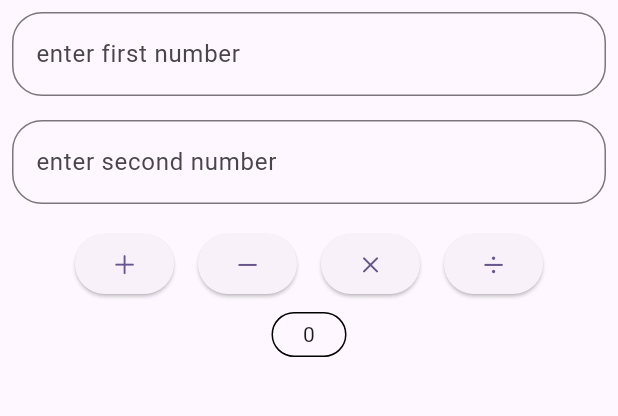
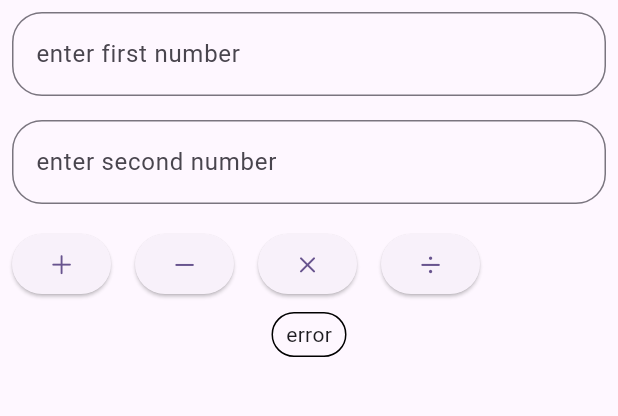
Before and after one commit to bipin24746/calculator, a Flutter app: the screen it shows after launch, after a tap on an icon or button, on a phone screen of 412 x 824 dp, the part 84-500 px from its top. Run offline on Flutter 3.47's test engine with Material 3 defaults, Android fonts, the phone set to English and light mode, and no system bars.

Commit message:
again doing calculator logics

```diff
--- a/lib/buttons.dart
+++ /dev/null
@@ -1,48 +0,0 @@
-import 'package:flutter/cupertino.dart';
-import 'package:flutter/material.dart';
-
-class AddButton extends StatefulWidget {
-  const AddButton({super.key});
-
-  @override
-  State<AddButton> createState() => _AddButtonState();
-}
-
-class _AddButtonState extends State<AddButton> {
-  @override
-  Widget build(BuildContext context) {
-    return Container(
-      child: Row(
-        mainAxisAlignment: MainAxisAlignment.center,
-        children: [
-          Padding(
-            padding: const EdgeInsets.all(8.0),
-            child: ElevatedButton(
-                onPressed: () {
-                  print("add was printed.");
-                },
-                child: Icon(CupertinoIcons.add)),
-          ),
-          Padding(
-            padding: const EdgeInsets.all(8.0),
-            child: ElevatedButton(
-                onPressed: () {
-                  print("subtract was printed");
-                },
-                child: Icon(CupertinoIcons.minus)),
-          ),
-          Padding(
-            padding: const EdgeInsets.all(8.0),
-            child: ElevatedButton(
-                onPressed: () {}, child: Icon(CupertinoIcons.multiply)),
-          ),
-          Padding(
-            padding: const EdgeInsets.all(8.0),
-            child: ElevatedButton(
-                onPressed: () {}, child: Icon(CupertinoIcons.divide)),
-          ),
-        ],
-      ),
-    );
-  }
-}
--- /dev/null
+++ b/lib/buttons/addbutton.dart
@@ -0,0 +1,35 @@
+import 'package:flutter/cupertino.dart';
+import 'package:flutter/material.dart';
+
+class AddButton extends StatelessWidget {
+  final TextEditingController num1Controller;
+  final TextEditingController num2Controller;
+  final Function(String) setResult;
+  const AddButton(
+      {super.key,
+      required this.num1Controller,
+      required this.num2Controller,
+      required this.setResult});
+
+  void addition() {
+    try {
+      int num1 = int.parse(num1Controller.text);
+      int num2 = int.parse(num2Controller.text);
+      String result = (num1 + num2).toString();
+      setResult(result);
+    } catch (e) {
+      setResult("error");
+    }
+  }
+
+  @override
+  Widget build(BuildContext context) {
+    return Container(
+      child: ElevatedButton(
+          onPressed: () {
+            addition();
+          },
+          child: Icon(CupertinoIcons.plus)),
+    );
+  }
+}
--- /dev/null
+++ b/lib/buttons/div.dart
@@ -0,0 +1,14 @@
+import 'package:flutter/cupertino.dart';
+import 'package:flutter/material.dart';
+
+class DivisionButton extends StatelessWidget {
+  const DivisionButton({super.key});
+
+  @override
+  Widget build(BuildContext context) {
+    return Container(
+      child:
+          ElevatedButton(onPressed: () {}, child: Icon(CupertinoIcons.divide)),
+    );
+  }
+}
--- /dev/null
+++ b/lib/buttons/mul.dart
@@ -0,0 +1,14 @@
+import 'package:flutter/cupertino.dart';
+import 'package:flutter/material.dart';
+
+class MultiplyButton extends StatelessWidget {
+  const MultiplyButton({super.key});
+
+  @override
+  Widget build(BuildContext context) {
+    return Container(
+      child: ElevatedButton(
+          onPressed: () {}, child: Icon(CupertinoIcons.multiply)),
+    );
+  }
+}
--- /dev/null
+++ b/lib/buttons/subbutton.dart
@@ -0,0 +1,14 @@
+import 'package:flutter/cupertino.dart';
+import 'package:flutter/material.dart';
+
+class SubtractButton extends StatelessWidget {
+  const SubtractButton({super.key});
+
+  @override
+  Widget build(BuildContext context) {
+    return Container(
+      child:
+          ElevatedButton(onPressed: () {}, child: Icon(CupertinoIcons.minus)),
+    );
+  }
+}
--- a/lib/homepage.dart
+++ b/lib/homepage.dart
@@ -1,4 +1,7 @@
-import 'package:calculator/buttons.dart';
+import 'package:calculator/buttons/addbutton.dart';
+import 'package:calculator/buttons/div.dart';
+import 'package:calculator/buttons/mul.dart';
+import 'package:calculator/buttons/subbutton.dart';
 import 'package:flutter/material.dart';
 
 class Calculator extends StatefulWidget {
@@ -11,8 +14,13 @@ class Calculator extends StatefulWidget {
 class _CalculatorState extends State<Calculator> {
   TextEditingController num1 = TextEditingController();
   TextEditingController num2 = TextEditingController();
-  int result = 0;
-  void add() {}
+  String result = "0";
+  void setResult(String newResult) {
+    setState(() {
+      result = newResult;
+    });
+  }
+
   @override
   Widget build(BuildContext context) {
     return Scaffold(
@@ -30,6 +38,7 @@ class _CalculatorState extends State<Calculator> {
             Padding(
               padding: const EdgeInsets.all(8.0),
               child: TextFormField(
+                controller: num1,
                 decoration: InputDecoration(
                   border: OutlineInputBorder(
                       borderRadius: BorderRadius.circular(20)),
@@ -41,6 +50,7 @@ class _CalculatorState extends State<Calculator> {
             Padding(
               padding: const EdgeInsets.all(8.0),
               child: TextFormField(
+                controller: num2,
                 decoration: InputDecoration(
                     border: OutlineInputBorder(
                         borderRadius: BorderRadius.circular(20)),
@@ -48,7 +58,30 @@ class _CalculatorState extends State<Calculator> {
                 keyboardType: TextInputType.number,
               ),
             ),
-            AddButton(),
+            Row(
+              children: [
+                Padding(
+                  padding: const EdgeInsets.all(8.0),
+                  child: AddButton(
+                    num1Controller: num1,
+                    num2Controller: num2,
+                    setResult: setResult,
+                  ),
+                ),
+                Padding(
+                  padding: const EdgeInsets.all(8.0),
+                  child: SubtractButton(),
+                ),
+                Padding(
+                  padding: const EdgeInsets.all(8.0),
+                  child: MultiplyButton(),
+                ),
+                Padding(
+                  padding: const EdgeInsets.all(8.0),
+                  child: DivisionButton(),
+                )
+              ],
+            )
           ],
         ),
         Column(
```
